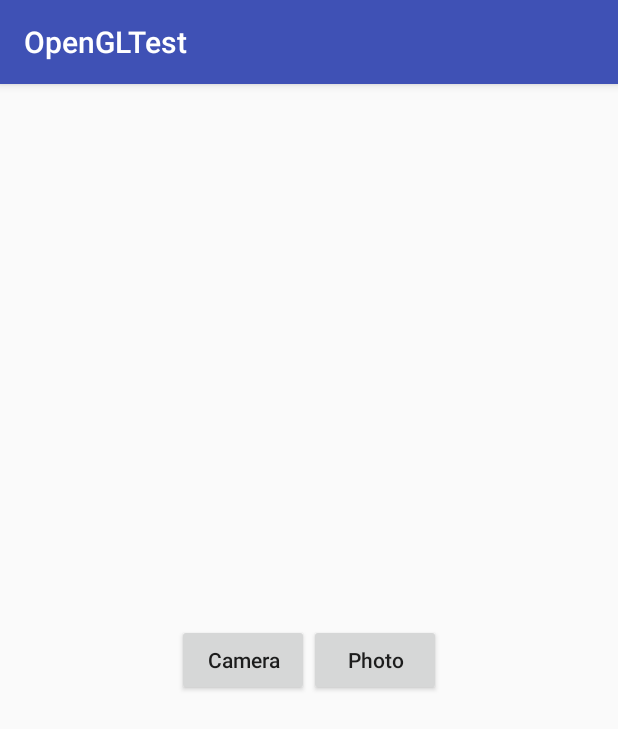
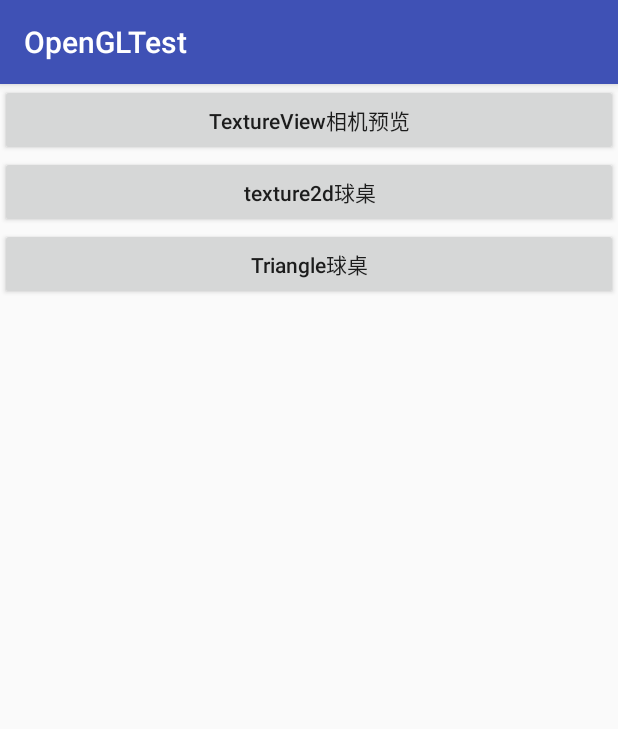
Before and after one commit to smzhldr/OpenGLTest, an Android app: the screen it shows after launch (MainActivity), on a phone screen of 412 x 824 dp. Shown: the top 729 px of the screen. Run offline under Robolectric (Android 15) with nearby library versions, the phone set to English and light mode, and no system bars.

Commit message:
整合前期

```diff
--- a/app/src/main/AndroidManifest.xml
+++ b/app/src/main/AndroidManifest.xml
@@ -21,9 +21,10 @@
                 <category android:name="android.intent.category.LAUNCHER" />
             </intent-filter>
         </activity>
-        <activity android:name=".CameraActivity"/>
+        <activity android:name=".textrueviewcamera.CameraActivity"/>
 
-        <activity android:name=".PhotoActivity"/>
+        <activity android:name=".texture2dimage.Texture2DImageActivity"/>
+        <activity android:name=".triangle.TriangleActivity"/>
     </application>
 
 </manifest>
--- a/app/src/main/java/com/example/derongliu/opengltest/MainActivity.java
+++ b/app/src/main/java/com/example/derongliu/opengltest/MainActivity.java
@@ -6,29 +6,48 @@ import android.os.Bundle;
 import android.view.View;
 import android.widget.Button;
 
-public class MainActivity extends AppCompatActivity {
+import com.example.derongliu.opengltest.textrueviewcamera.CameraActivity;
+import com.example.derongliu.opengltest.texture2dimage.Texture2DImageActivity;
+import com.example.derongliu.opengltest.triangle.TriangleActivity;
 
-    Button camera, photo;
+public class MainActivity extends AppCompatActivity implements View.OnClickListener {
+
+    Button camera, photo1,photo2;
 
     @Override
     protected void onCreate(Bundle savedInstanceState) {
         super.onCreate(savedInstanceState);
         setContentView(R.layout.activity_main);
-        camera = findViewById(R.id.camera);
-        photo = findViewById(R.id.photo);
-        camera.setOnClickListener(new View.OnClickListener() {
-            @Override
-            public void onClick(View view) {
-                Intent intent = new Intent(MainActivity.this, CameraActivity.class);
-                startActivity(intent);
-            }
-        });
-        photo.setOnClickListener(new View.OnClickListener() {
-            @Override
-            public void onClick(View view) {
-                Intent intent = new Intent(MainActivity.this, PhotoActivity.class);
-                startActivity(intent);
-            }
-        });
+        camera = findViewById(R.id.textrue_camera);
+        camera.setOnClickListener(this);
+
+        photo1 = findViewById(R.id.photo_rectangle);
+        photo1.setOnClickListener(this);
+
+        photo2 = findViewById(R.id.photo_point);
+        photo2.setOnClickListener(this);
+
+
+    }
+
+    @Override
+    public void onClick(View v) {
+        Intent intent = new Intent();
+        switch (v.getId()) {
+            case R.id.textrue_camera:
+                intent.setClass(MainActivity.this,CameraActivity.class);
+                break;
+            case R.id.photo_rectangle:
+                intent.setClass(MainActivity.this,Texture2DImageActivity.class);
+                break;
+            case R.id.photo_point:
+                intent.setClass(MainActivity.this,TriangleActivity.class);
+                break;
+            default:
+                break;
+        }
+        if (intent.resolveActivity(getPackageManager()) != null) {
+            startActivity(intent);
+        }
     }
 }
--- a/app/src/main/java/com/example/derongliu/opengltest/CameraActivity.java
+++ b/app/src/main/java/com/example/derongliu/opengltest/textrueviewcamera/CameraActivity.java
@@ -1,4 +1,4 @@
-package com.example.derongliu.opengltest;
+package com.example.derongliu.opengltest.textrueviewcamera;
 
 import android.app.Activity;
 import android.os.Bundle;
--- a/app/src/main/java/com/example/derongliu/opengltest/CameraRender.java
+++ b/app/src/main/java/com/example/derongliu/opengltest/textrueviewcamera/CameraRender.java
@@ -1,4 +1,4 @@
-package com.example.derongliu.opengltest;
+package com.example.derongliu.opengltest.textrueviewcamera;
 
 import android.graphics.SurfaceTexture;
 import android.hardware.Camera;
--- a/app/src/main/java/com/example/derongliu/opengltest/MyTextureView.java
+++ b/app/src/main/java/com/example/derongliu/opengltest/textrueviewcamera/MyTextureView.java
@@ -1,4 +1,4 @@
-package com.example.derongliu.opengltest;
+package com.example.derongliu.opengltest.textrueviewcamera;
 
 import android.content.Context;
 import android.graphics.Matrix;
--- a/app/src/main/res/layout/activity_main.xml
+++ b/app/src/main/res/layout/activity_main.xml
@@ -1,27 +1,35 @@
 <?xml version="1.0" encoding="utf-8"?>
-<LinearLayout xmlns:android="http://schemas.android.com/apk/res/android"
+<ScrollView xmlns:android="http://schemas.android.com/apk/res/android"
     xmlns:tools="http://schemas.android.com/tools"
     android:layout_width="match_parent"
-    android:layout_height="match_parent"
-    android:gravity="center">
+    android:layout_height="match_parent">
+<LinearLayout
+    android:layout_width="match_parent"
+    android:layout_height="wrap_content"
+    android:orientation="vertical">
+
 
     <Button
-        android:id="@+id/camera"
-        android:layout_width="wrap_content"
+        android:id="@+id/textrue_camera"
+        android:layout_width="match_parent"
         android:layout_height="wrap_content"
-        android:text="Camera"
-        android:textAllCaps="false"
-        tools:layout_editor_absoluteX="141dp"
-        tools:layout_editor_absoluteY="159dp" />
+        android:text="TextureView相机预览"
+        android:textAllCaps="false" />
 
     <Button
-        android:id="@+id/photo"
-        android:layout_width="wrap_content"
+        android:id="@+id/photo_rectangle"
+        android:layout_width="match_parent"
         android:layout_height="wrap_content"
         android:gravity="center"
-        android:text="Photo"
-        android:textAllCaps="false"
-        tools:layout_editor_absoluteX="148dp"
-        tools:layout_editor_absoluteY="273dp" />
+        android:text="texture2d球桌"
+        android:textAllCaps="false" />
+    <Button
+        android:id="@+id/photo_point"
+        android:layout_width="match_parent"
+        android:layout_height="wrap_content"
+        android:gravity="center"
+        android:text="Triangle球桌"
+        android:textAllCaps="false" />
 
 </LinearLayout>
+</ScrollView>
```
Also changed, not shown: app/src/main/java/com/example/derongliu/opengltest/PhotoRenderTexture.java (deleted, +0 -55 lines), app/src/main/java/com/example/derongliu/opengltest/texture2dimage/PhotoRenderTexture.java (added, +142 -0 lines), app/src/main/java/com/example/derongliu/opengltest/texture2dimage/Texture2DImageActivity.java (added, +46 -0 lines), app/src/main/java/com/example/derongliu/opengltest/triangle/TriangleActivity.java (renamed from app/src/main/java/com/example/derongliu/opengltest/PhotoActivity.java, +3 -4 lines), app/src/main/java/com/example/derongliu/opengltest/triangle/TriangleRender.java (renamed from app/src/main/java/com/example/derongliu/opengltest/PhotoRender.java, +6 -3 lines), app/src/main/java/com/example/derongliu/opengltest/utils/MatrixHelper.java (added, +37 -0 lines), app/src/main/java/com/example/derongliu/opengltest/utils/OpenGLHelper.java (renamed from app/src/main/java/com/example/derongliu/opengltest/OpenGLHelper.java, +5 -3 lines), 2 other files.
